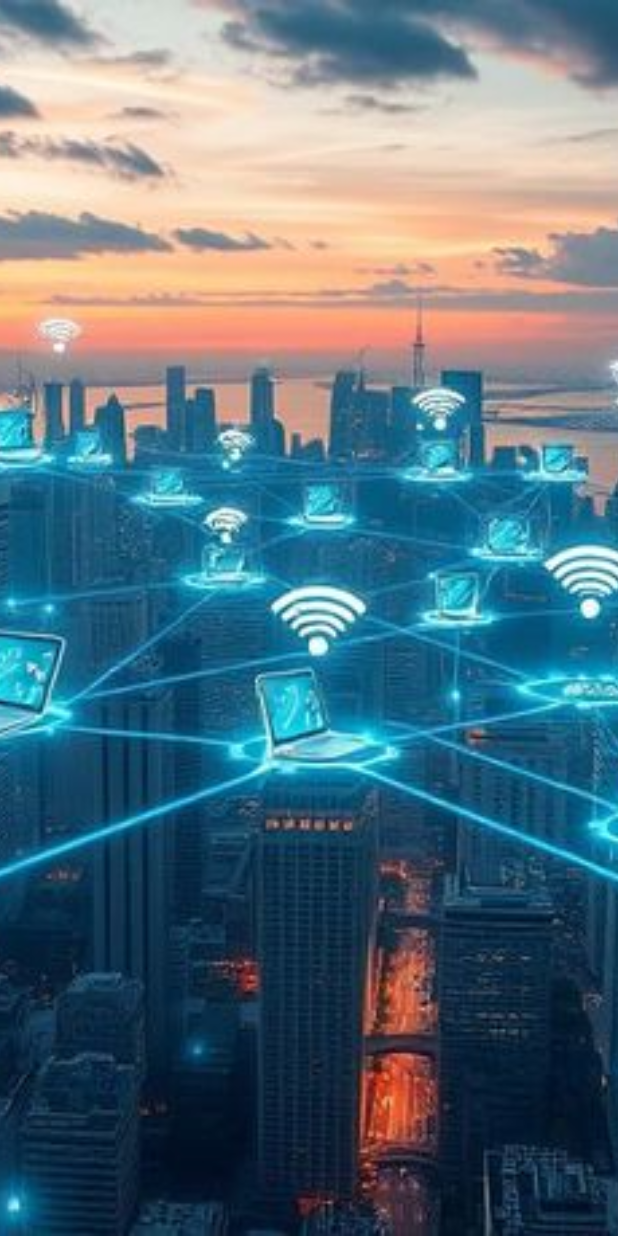
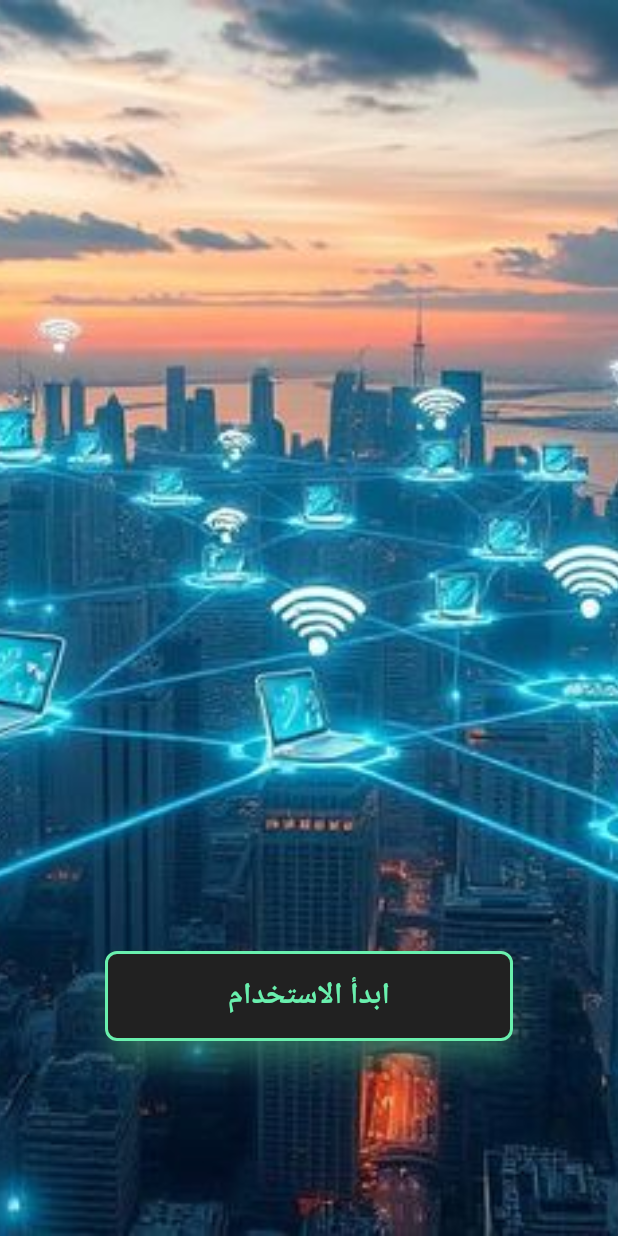
Before and after one commit to abdulkaree4m/Project-Network-Analytics, a Flutter app: the screen it shows after launch, on a phone screen of 412 x 824 dp. Run offline on Flutter 3.47's test engine with Material 3 defaults, Android fonts, the phone set to English and light mode, and no system bars.

Commit message:
Add a button, never use  .

```diff
--- a/lib/home.dart
+++ b/lib/home.dart
@@ -15,7 +15,53 @@ class Home extends StatelessWidget {
         "assets/imag3.jpg",
         fit: BoxFit.cover,
       ),
-    ),]
+    ),
+
+          // زر "ابدأ الاستخدام"
+          Align(
+            alignment: Alignment.bottomCenter,
+            child: SafeArea(
+              minimum:  EdgeInsets.only(bottom: 130), // المسافة من الأسفل
+              child: SizedBox(
+                width: double.infinity,
+                height: 60,
+                child: Padding(
+                  padding: EdgeInsets.symmetric(horizontal: 70),
+                  child: ElevatedButton(
+                    onPressed: () {
+                      // الانتقال إلى صفحة ثانية
+                      Navigator.push(
+                        context,
+                        MaterialPageRoute(builder: (context) =>  HomeScreen()),
+                      );
+                    },
+                    style: ElevatedButton.styleFrom(
+                      backgroundColor: Colors.grey.shade900, // لون الزر
+                      shape: RoundedRectangleBorder(
+                        borderRadius: BorderRadius.circular(8), // زوايا دائرية بسيطة
+                        side:  BorderSide(
+                          color: Colors.greenAccent, // حدود خضراء
+                          width: 2,
+                        ),
+                      ),
+                      elevation: 8, // ظل الزر
+                      shadowColor: Colors.greenAccent,
+                    ),
+                    child:  Text(
+                      "ابدأ الاستخدام", // نص الزر
+                      style: TextStyle(
+                        fontSize: 20,
+                        fontWeight: FontWeight.bold,
+                        color: Colors.greenAccent,
+                        letterSpacing: 1.2,
+                      ),
+                    ),
+                  ),
+                ),
+              ),
+            ),
+          ),
+        ]
     ),
 
 
```
